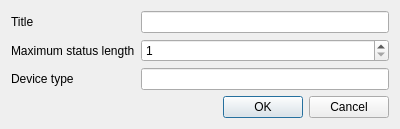
First picture: the form in src/gui/dashboard_customize_window.ui, repository KLZ-0/ICP-project, before the edit.
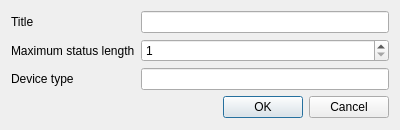
Second picture: the form after the edit.

Commit message: Store device type

Patch:
```diff
--- a/src/gui/dashboard_customize_window.ui
+++ b/src/gui/dashboard_customize_window.ui
@@ -7,7 +7,7 @@
     <x>0</x>
     <y>0</y>
     <width>400</width>
-    <height>126</height>
+    <height>130</height>
    </rect>
   </property>
   <property name="windowTitle">
```
The commit also changes 1 other file.
